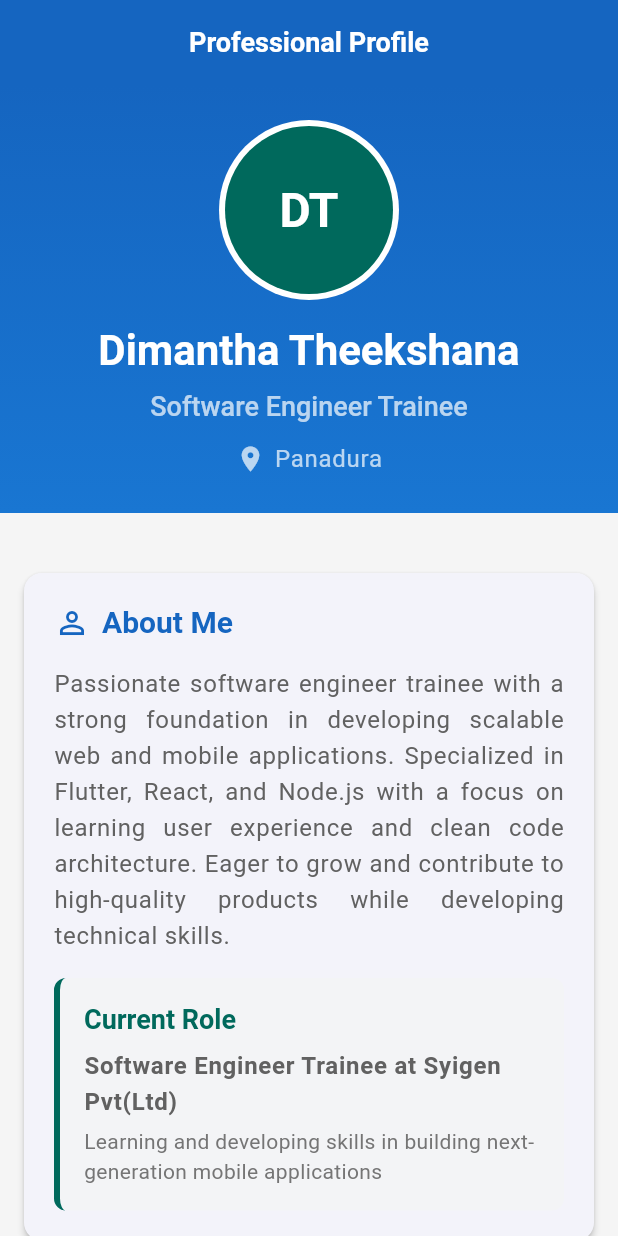
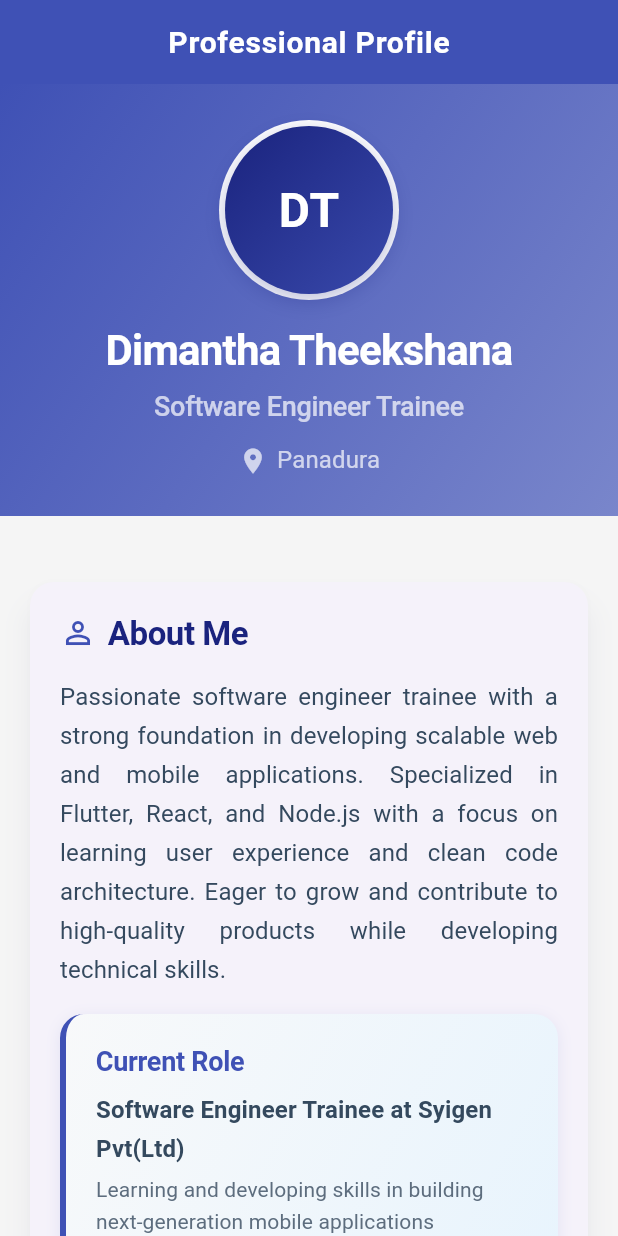
Before and after one commit to dimantha2004/Professional-UI-by-flutter, a Flutter app: the screen it shows after launch, on a phone screen of 412 x 824 dp. Run offline on Flutter 3.47's test engine with Material 3 defaults, Android fonts, the light colour scheme and no system bars.

Commit message:
Style updated

```diff
--- a/lib/main.dart
+++ b/lib/main.dart
@@ -16,58 +16,83 @@ class ProfessionalProfileApp extends StatelessWidget {
       title: 'Professional Profile UI',
       debugShowCheckedModeBanner: false,
       theme: ThemeData(
-        // Professional color scheme
-        primarySwatch: Colors.blue,
-        primaryColor: const Color(0xFF1565C0), // Navy blue
+        // Modern professional color scheme
+        primarySwatch: Colors.indigo,
+        primaryColor: const Color(0xFF3F51B5), // Indigo primary
         colorScheme: ColorScheme.fromSeed(
-          seedColor: const Color.fromARGB(255, 21, 101, 192),
+          seedColor: const Color(0xFF3F51B5),
           brightness: Brightness.light,
         ),
 
-        // Typography theme for consistency
+        // Enhanced typography theme
         textTheme: const TextTheme(
           headlineLarge: TextStyle(
-            fontSize: 24,
-            fontWeight: FontWeight.bold,
-            color: Color(0xFF1565C0),
+            fontSize: 28,
+            fontWeight: FontWeight.w700,
+            color: Color(0xFF1A237E),
+            letterSpacing: -0.5,
           ),
           headlineMedium: TextStyle(
-            fontSize: 20,
-            fontWeight: FontWeight.bold,
-            color: Color(0xFF1565C0),
+            fontSize: 22,
+            fontWeight: FontWeight.w600,
+            color: Color(0xFF1A237E),
+            letterSpacing: -0.3,
           ),
           titleLarge: TextStyle(
             fontSize: 18,
             fontWeight: FontWeight.w600,
-            color: Color(0xFF424242),
+            color: Color(0xFF2C3E50),
+            letterSpacing: -0.2,
           ),
           bodyLarge: TextStyle(
             fontSize: 16,
-            color: Color(0xFF616161),
-            height: 1.5,
+            color: Color(0xFF34495E),
+            height: 1.6,
+            letterSpacing: 0.1,
           ),
           bodyMedium: TextStyle(
             fontSize: 14,
-            color: Color(0xFF757575),
-            height: 1.4,
+            color: Color(0xFF5D6D7E),
+            height: 1.5,
+            letterSpacing: 0.1,
           ),
         ),
 
-        // Card theme for consistent elevation and styling
+        // Enhanced card theme with shadows
         cardTheme: CardThemeData(
-          elevation: 2,
+          elevation: 8,
+          shadowColor: const Color(0xFF1A237E).withOpacity(0.15),
           shape: RoundedRectangleBorder(
-            borderRadius: BorderRadius.circular(12),
+            borderRadius: BorderRadius.circular(16),
           ),
-          margin: const EdgeInsets.symmetric(vertical: 8),
+          margin: const EdgeInsets.symmetric(vertical: 12, horizontal: 4),
         ),
 
-        // App bar theme
+        // Modern app bar theme
         appBarTheme: const AppBarTheme(
-          backgroundColor: Color(0xFF1565C0),
+          backgroundColor: Color(0xFF3F51B5),
           foregroundColor: Colors.white,
           elevation: 0,
           centerTitle: true,
+          titleTextStyle: TextStyle(
+            fontSize: 20,
+            fontWeight: FontWeight.w600,
+            letterSpacing: 0.5,
+          ),
+        ),
+
+        // Enhanced input decoration theme
+        inputDecorationTheme: InputDecorationTheme(
+          border: OutlineInputBorder(
+            borderRadius: BorderRadius.circular(12),
+            borderSide: const BorderSide(color: Color(0xFFBDBDBD)),
+          ),
+          focusedBorder: OutlineInputBorder(
+            borderRadius: BorderRadius.circular(12),
+            borderSide: const BorderSide(color: Color(0xFF3F51B5), width: 2),
+          ),
+          filled: true,
+          fillColor: Colors.grey[50],
         ),
 
         useMaterial3: true,
--- a/lib/widgets/about_section.dart
+++ b/lib/widgets/about_section.dart
@@ -46,16 +46,30 @@ class AboutSection extends StatelessWidget {
 
               // Current role section
               Container(
-                padding: const EdgeInsets.all(16.0),
+                padding: const EdgeInsets.all(20.0),
                 decoration: BoxDecoration(
-                  color: const Color(0xFFF3F4F6),
-                  borderRadius: BorderRadius.circular(8),
+                  gradient: const LinearGradient(
+                    begin: Alignment.topLeft,
+                    end: Alignment.bottomRight,
+                    colors: [
+                      Color(0xFFF8F9FA),
+                      Color(0xFFE8F4FD),
+                    ],
+                  ),
+                  borderRadius: BorderRadius.circular(16),
                   border: const Border(
                     left: BorderSide(
                       width: 4,
-                      color: Color(0xFF00695C), // Teal accent
+                      color: Color(0xFF3F51B5), // Indigo accent
                     ),
                   ),
+                  boxShadow: [
+                    BoxShadow(
+                      color: const Color(0xFF3F51B5).withOpacity(0.1),
+                      blurRadius: 8,
+                      offset: const Offset(0, 2),
+                    ),
+                  ],
                 ),
                 child: Column(
                   crossAxisAlignment: CrossAxisAlignment.start,
@@ -63,7 +77,7 @@ class AboutSection extends StatelessWidget {
                     Text(
                       'Current Role',
                       style: Theme.of(context).textTheme.titleLarge?.copyWith(
-                        color: const Color(0xFF00695C),
+                        color: const Color(0xFF3F51B5),
                         fontWeight: FontWeight.bold,
                       ),
                     ),
--- a/lib/widgets/education_section.dart
+++ b/lib/widgets/education_section.dart
@@ -60,12 +60,26 @@ class EducationSection extends StatelessWidget {
       margin: const EdgeInsets.only(bottom: 16),
       padding: const EdgeInsets.all(16),
       decoration: BoxDecoration(
-        color: Colors.grey[50],
-        borderRadius: BorderRadius.circular(12),
+        gradient: const LinearGradient(
+          begin: Alignment.topLeft,
+          end: Alignment.bottomRight,
+          colors: [
+            Color(0xFFFAFBFC),
+            Color(0xFFF0F4F8),
+          ],
+        ),
+        borderRadius: BorderRadius.circular(16),
         border: Border.all(
-          color: Colors.grey[200]!,
+          color: const Color(0xFFE1E8ED),
           width: 1,
         ),
+        boxShadow: [
+          BoxShadow(
+            color: const Color(0xFF3F51B5).withOpacity(0.08),
+            blurRadius: 6,
+            offset: const Offset(0, 2),
+          ),
+        ],
       ),
       child: Column(
         crossAxisAlignment: CrossAxisAlignment.start,
--- a/lib/widgets/header_section.dart
+++ b/lib/widgets/header_section.dart
@@ -11,12 +11,14 @@ class HeaderSection extends StatelessWidget {
       width: double.infinity,
       decoration: const BoxDecoration(
         gradient: LinearGradient(
-          begin: Alignment.topCenter,
-          end: Alignment.bottomCenter,
+          begin: Alignment.topLeft,
+          end: Alignment.bottomRight,
           colors: [
-            Color(0xFF1565C0), // Navy blue
-            Color(0xFF1976D2), // Slightly lighter blue
+            Color(0xFF3F51B5), // Indigo primary
+            Color(0xFF5C6BC0), // Lighter indigo
+            Color(0xFF7986CB), // Even lighter indigo
           ],
+          stops: [0.0, 0.5, 1.0],
         ),
       ),
       child: Padding(
@@ -29,15 +31,36 @@ class HeaderSection extends StatelessWidget {
               child: CircleAvatar(
                 radius: 60,
                 backgroundColor: Colors.white,
-                child: CircleAvatar(
+                child: Container(
+                  decoration: BoxDecoration(
+                    gradient: const LinearGradient(
+                      begin: Alignment.topLeft,
+                      end: Alignment.bottomRight,
+                      colors: [
+                        Color(0xFF1A237E), // Dark indigo
+                        Color(0xFF3949AB), // Medium indigo
+                      ],
+                    ),
+                    shape: BoxShape.circle,
+                    boxShadow: [
+                      BoxShadow(
+                        color: const Color(0xFF1A237E).withOpacity(0.3),
+                        blurRadius: 12,
+                        offset: const Offset(0, 4),
+                      ),
+                    ],
+                  ),
+                  child: const CircleAvatar(
                     radius: 56,
-                  backgroundColor: const Color(0xFF00695C), // Teal accent
+                    backgroundColor: Colors.transparent,
                     child: Text(
                       'DT', // Initials for Dimantha Theekshana
                       style: TextStyle(
                         fontSize: 32,
                         fontWeight: FontWeight.bold,
                         color: Colors.white,
+                        letterSpacing: 1.0,
+                      ),
                     ),
                   ),
                 ),
--- a/lib/widgets/skills_section.dart
+++ b/lib/widgets/skills_section.dart
@@ -65,12 +65,26 @@ class SkillsSection extends StatelessWidget {
       width: (MediaQuery.of(context).size.width - 80) / 2, // Responsive width
       padding: const EdgeInsets.all(16.0),
       decoration: BoxDecoration(
-        color: Colors.grey[50],
-        borderRadius: BorderRadius.circular(12),
+        gradient: const LinearGradient(
+          begin: Alignment.topLeft,
+          end: Alignment.bottomRight,
+          colors: [
+            Color(0xFFFAFBFC),
+            Color(0xFFF0F4F8),
+          ],
+        ),
+        borderRadius: BorderRadius.circular(16),
         border: Border.all(
-          color: Colors.grey[200]!,
+          color: const Color(0xFFE1E8ED),
           width: 1,
         ),
+        boxShadow: [
+          BoxShadow(
+            color: const Color(0xFF3F51B5).withOpacity(0.08),
+            blurRadius: 6,
+            offset: const Offset(0, 2),
+          ),
+        ],
       ),
       child: Column(
         crossAxisAlignment: CrossAxisAlignment.start,
@@ -92,13 +106,13 @@ class SkillsSection extends StatelessWidget {
               Container(
                 padding: const EdgeInsets.symmetric(horizontal: 8, vertical: 2),
                 decoration: BoxDecoration(
-                  color: const Color(0xFF00695C).withOpacity(0.1),
+                  color: const Color(0xFF3F51B5).withOpacity(0.1),
                   borderRadius: BorderRadius.circular(12),
                 ),
                 child: Text(
                   skill.category,
                   style: Theme.of(context).textTheme.bodyMedium?.copyWith(
-                    color: const Color(0xFF00695C),
+                    color: const Color(0xFF3F51B5),
                     fontSize: 10,
                     fontWeight: FontWeight.w600,
                   ),
@@ -127,7 +141,7 @@ class SkillsSection extends StatelessWidget {
                     style: Theme.of(context).textTheme.bodyMedium?.copyWith(
                       fontSize: 12,
                       fontWeight: FontWeight.bold,
-                      color: const Color(0xFF00695C),
+                      color: const Color(0xFF3F51B5),
                     ),
                   ),
                 ],
@@ -153,7 +167,7 @@ class SkillsSection extends StatelessWidget {
     if (proficiency >= 0.8) {
       return const Color(0xFF4CAF50); // Green for high proficiency
     } else if (proficiency >= 0.6) {
-      return const Color(0xFF00695C); // Teal for medium proficiency
+      return const Color(0xFF3F51B5); // Indigo for medium proficiency
     } else {
       return const Color(0xFFFF9800); // Orange for developing skills
     }
```
Lines whose indentation alone changed are shown as unchanged.
